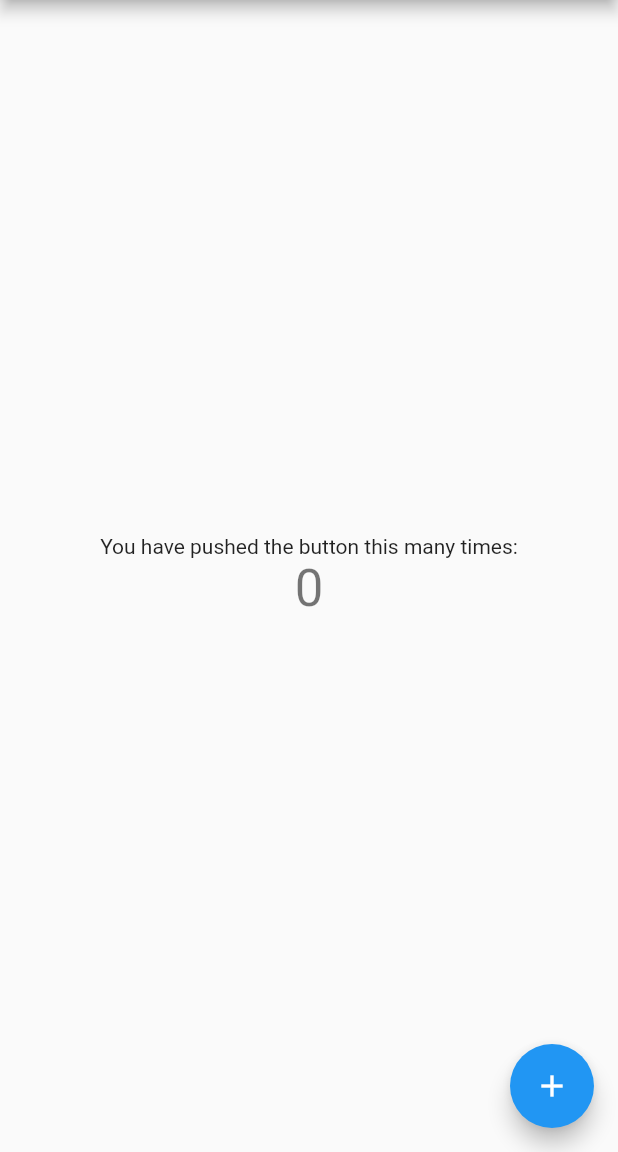
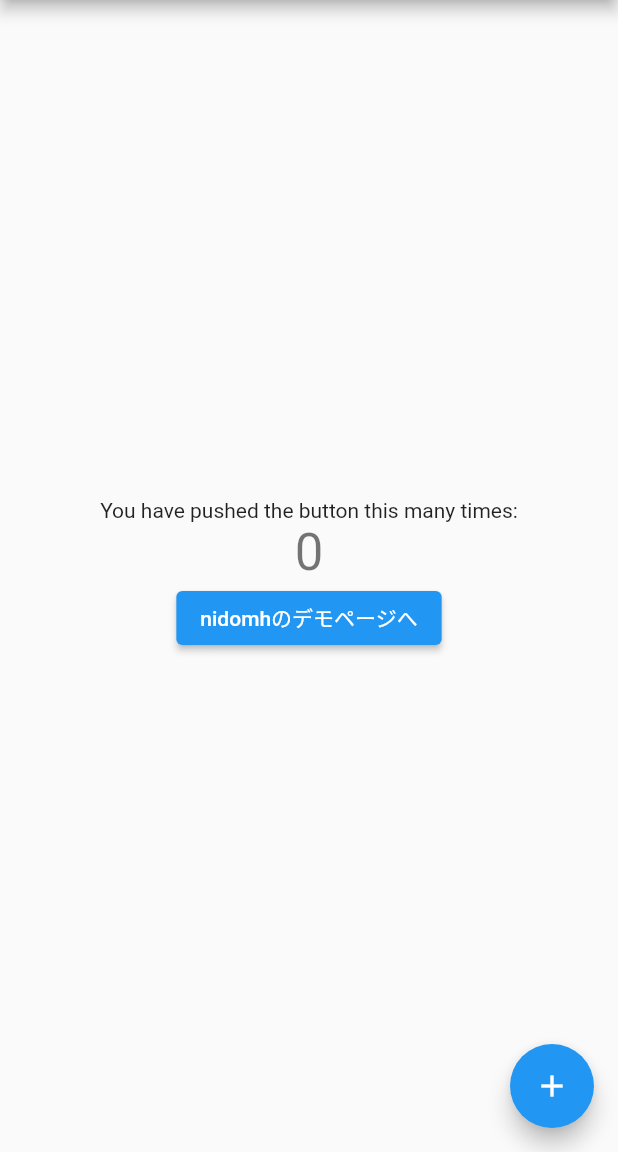
Before and after one commit to te17niidome/SpajamDemo, a Flutter app: the screen it shows after launch, on a phone screen of 412 x 824 dp, the part 84-1236 px from its top. Run offline on Flutter 3.47's test engine with Material 2 defaults, Android fonts, the phone set to English and light mode, and no system bars.

Commit message:
main.dartに個人（niidome)の作ったでもページに飛ぶボタンを追加しました．

```diff
--- a/lib/main.dart
+++ b/lib/main.dart
@@ -55,6 +55,7 @@ class _MyHomePageState extends State<MyHomePage> {
               '$_counter',
               style: Theme.of(context).textTheme.headline4,
             ),
+            ElevatedButton(onPressed: () {}, child: Text('nidomhのデモページへ'))
           ],
         ),
       ),
```
